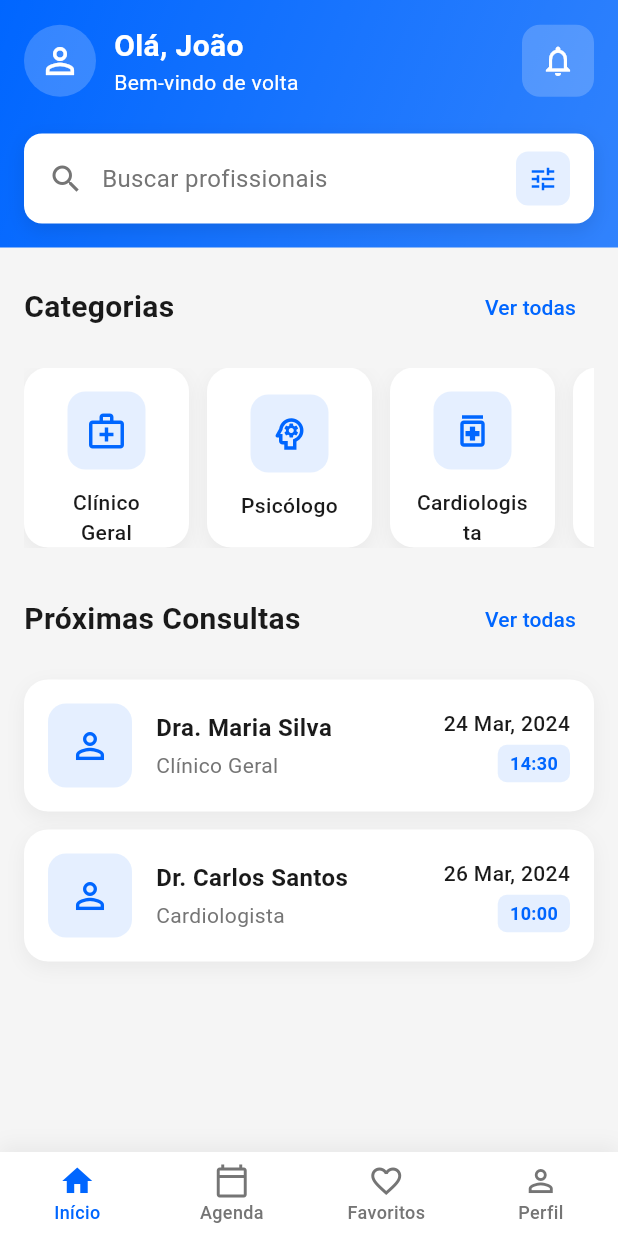
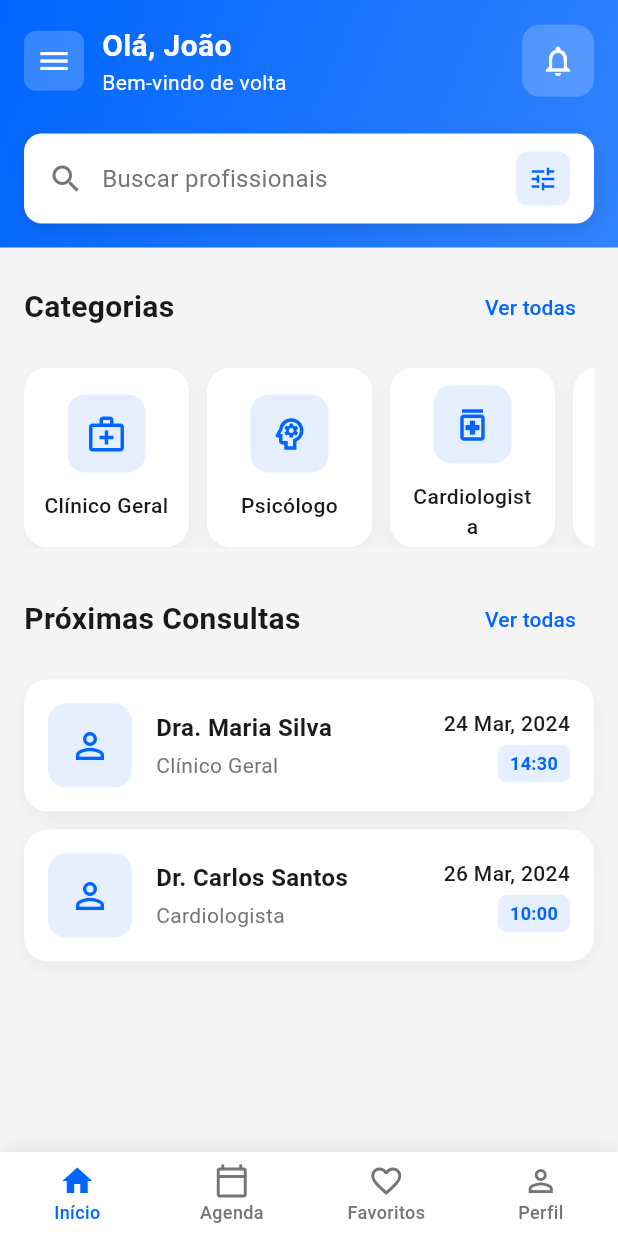
Before and after one commit to HeitorLouzeiroRepositoryIFPI/agenda_saude, a Flutter app: the PatientHomeView screen opened by its route, on a phone screen of 412 x 824 dp. Run offline on Flutter 3.47's test engine with Material 3 defaults, Android fonts, the phone set to English and light mode, and no system bars; our stand-ins replace go_router.

Commit message:
feat: Pagina do paciente.

```diff
--- a/lib/app/modules/home/patient/patient_home_view.dart
+++ b/lib/app/modules/home/patient/patient_home_view.dart
@@ -2,6 +2,7 @@ import 'package:flutter/material.dart';
 import 'package:agenda_saude/core/theme/app_colors.dart';
 import 'patient_home_viewmodel.dart';
 import 'package:provider/provider.dart';
+import 'widgets/patient_drawer.dart';
 
 class PatientHomeView extends StatelessWidget {
   const PatientHomeView({super.key});
@@ -14,6 +15,7 @@ class PatientHomeView extends StatelessWidget {
         builder: (context, viewModel, child) {
           return Scaffold(
             backgroundColor: AppColors.background,
+            drawer: const PatientDrawer(),
             body: SafeArea(
               child: Column(
                 children: [
@@ -35,15 +37,21 @@ class PatientHomeView extends StatelessWidget {
                         // Top bar with profile and notifications
                         Row(
                           children: [
-                            InkWell(
-                              onTap: () => viewModel.onProfileTab(),
-                              child: CircleAvatar(
-                                radius: 24,
-                                backgroundColor: AppColors.white.withOpacity(0.2),
-                                child: const Icon(
-                                  Icons.person_outline,
-                                  color: AppColors.white,
-                                  size: 28,
+                            // Wrap the menu button with Builder
+                            Builder(
+                              builder: (context) => InkWell(
+                                onTap: () => Scaffold.of(context).openDrawer(),
+                                child: Container(
+                                  padding: const EdgeInsets.all(8),
+                                  decoration: BoxDecoration(
+                                    color: AppColors.white.withOpacity(0.2),
+                                    borderRadius: BorderRadius.circular(8),
+                                  ),
+                                  child: const Icon(
+                                    Icons.menu,
+                                    color: AppColors.white,
+                                    size: 24,
+                                  ),
                                 ),
                               ),
                             ),
@@ -297,7 +305,8 @@ class PatientHomeView extends StatelessWidget {
         borderRadius: BorderRadius.circular(16),
         child: Container(
           width: 110,
-          padding: const EdgeInsets.all(16),
+          height: 110,
+          padding: const EdgeInsets.all(12),
           decoration: BoxDecoration(
             color: AppColors.white,
             borderRadius: BorderRadius.circular(16),
--- a/lib/core/routes/app_router.dart
+++ b/lib/core/routes/app_router.dart
@@ -12,6 +12,7 @@ final goRouter = GoRouter(
   initialLocation: '/',
   debugLogDiagnostics: true,
   routes: [
+    // Auth Routes
     GoRoute(
       path: '/',
       name: 'splash',
@@ -27,6 +28,7 @@ final goRouter = GoRouter(
       name: 'login',
       builder: (context, state) => const LoginView(),
     ),
+
     // Patient Routes
     GoRoute(
       path: '/home/patient',
@@ -37,7 +39,7 @@ final goRouter = GoRouter(
       path: '/schedule',
       name: 'schedule',
       builder: (context, state) => const Scaffold(
-        body: Center(child: Text('Agenda')),
+        body: Center(child: Text('Minhas Consultas')),
       ),
     ),
     GoRoute(
@@ -48,17 +50,31 @@ final goRouter = GoRouter(
       ),
     ),
     GoRoute(
-      path: '/profile',
-      name: 'profile',
-      builder: (context, state) => const Scaffold(
-        body: Center(child: Text('Perfil')),
-      ),
-    ),
-    GoRoute(
       path: '/notifications',
       name: 'notifications',
       builder: (context, state) => const Scaffold(
         body: Center(child: Text('Notificações')),
+      ),
+    ),
+    GoRoute(
+      path: '/profile',
+      name: 'profile',
+      builder: (context, state) => const Scaffold(
+        body: Center(child: Text('Meu Perfil')),
+      ),
+    ),
+    GoRoute(
+      path: '/help',
+      name: 'help',
+      builder: (context, state) => const Scaffold(
+        body: Center(child: Text('Ajuda')),
+      ),
+    ),
+    GoRoute(
+      path: '/settings',
+      name: 'settings',
+      builder: (context, state) => const Scaffold(
+        body: Center(child: Text('Configurações')),
       ),
     ),
     GoRoute(
@@ -72,14 +88,14 @@ final goRouter = GoRouter(
       path: '/categories',
       name: 'categories',
       builder: (context, state) => const Scaffold(
-        body: Center(child: Text('Todas as Categorias')),
+        body: Center(child: Text('Categorias')),
       ),
     ),
     GoRoute(
       path: '/appointments',
       name: 'appointments',
       builder: (context, state) => const Scaffold(
-        body: Center(child: Text('Todas as Consultas')),
+        body: Center(child: Text('Consultas')),
       ),
     ),
     GoRoute(
@@ -91,6 +107,7 @@ final goRouter = GoRouter(
         ),
       ),
     ),
+
     // Professional Routes
     GoRoute(
       path: '/home/professional',
@@ -99,13 +116,14 @@ final goRouter = GoRouter(
         body: Center(child: Text('Professional Home')),
       ),
     ),
-    // Auth Routes
+
+    // Auth Related Routes
     GoRoute(
       path: '/forgot-password/:type',
       name: 'forgotPassword',
       builder: (context, state) => Scaffold(
         body: Center(
-          child: Text('Forgot Password - ${state.pathParameters['type']}'),
+          child: Text('Recuperar Senha - ${state.pathParameters['type']}'),
         ),
       ),
     ),
@@ -114,7 +132,7 @@ final goRouter = GoRouter(
       name: 'register',
       builder: (context, state) => Scaffold(
         body: Center(
-          child: Text('Register - ${state.pathParameters['type']}'),
+          child: Text('Cadastro - ${state.pathParameters['type']}'),
         ),
       ),
     ),
```
Also changed, not shown: lib/app/modules/home/patient/patient_home_viewmodel.dart (+34 -27 lines).
